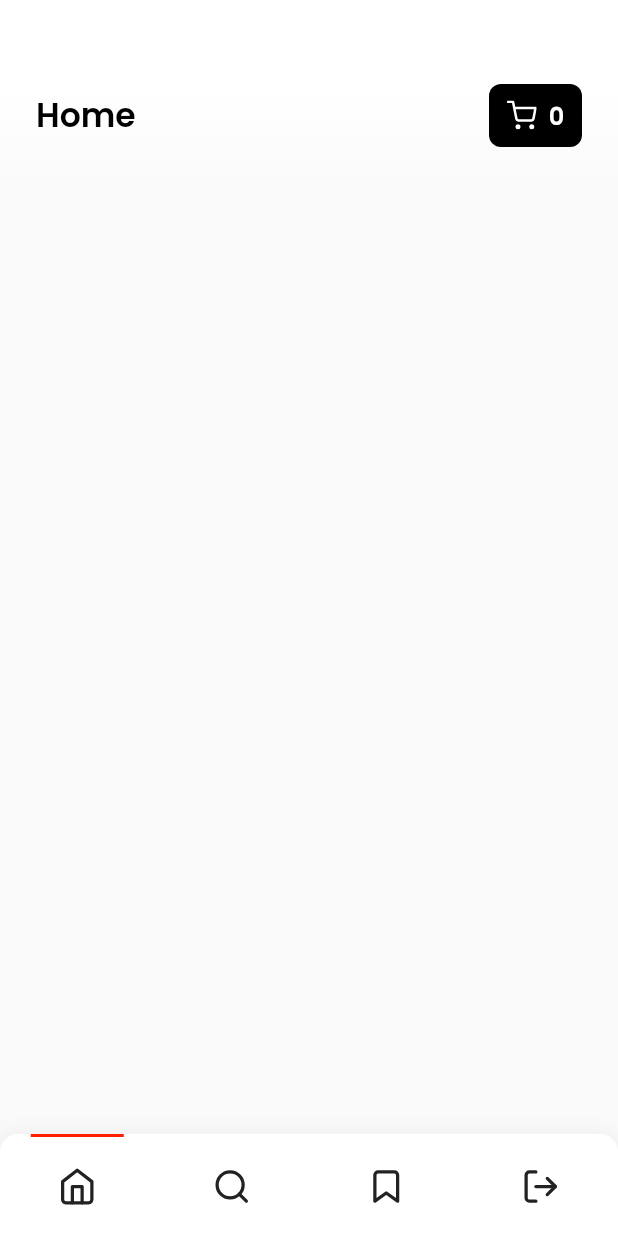
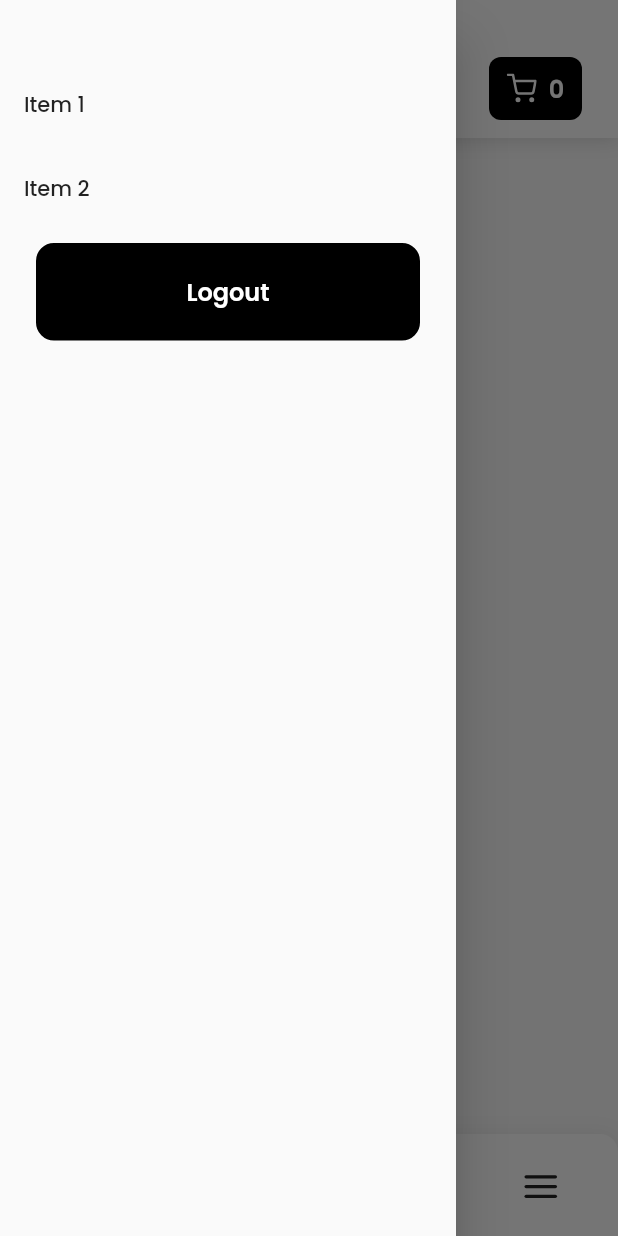
Before and after one commit to KobeForr24Codes/ecommerce-fire, a Flutter app: the screen it shows once a user with an empty profile is signed in, with the side drawer open (before the commit the screen has no drawer), on a phone screen of 412 x 824 dp. Run offline on Flutter 3.47's test engine with Material 2 defaults, Android fonts, the phone set to English and light mode, and no system bars; our stand-ins replace cloud_firestore, firebase_auth, firebase_core, flutter_feather_icons, google_fonts; accounts and stored records are empty.

Commit message:
added drawer

```diff
--- a/lib/screens/home_page.dart
+++ b/lib/screens/home_page.dart
@@ -3,6 +3,7 @@ import 'package:ecommerce_fire/tabs/home_tab.dart';
 import 'package:ecommerce_fire/tabs/saved_tab.dart';
 import 'package:ecommerce_fire/tabs/search_tab.dart';
 import 'package:ecommerce_fire/widgets/bottom_tabs.dart';
+import 'package:ecommerce_fire/widgets/menu_drawer.dart';
 import 'package:flutter/material.dart';
 import 'package:provider/provider.dart';
 
@@ -32,6 +33,7 @@ class _HomePageState extends State<HomePage> {
   Widget build(BuildContext context) {
     final user = Provider.of<User>(context);
     return Scaffold(
+      drawer: MenuDrawer(),
       body: Column(
         mainAxisAlignment: MainAxisAlignment.spaceBetween,
         children: [
--- a/lib/tabs/home_tab.dart
+++ b/lib/tabs/home_tab.dart
@@ -56,7 +56,7 @@ class _HomeTabState extends State<HomeTab> {
             },
           ),
           CustomActionBar(
-            title: "Home",
+            title: "FireCommerce",
             hasTitle: true,
             hasBackArrow: false,
           )
--- a/lib/widgets/bottom_tabs.dart
+++ b/lib/widgets/bottom_tabs.dart
@@ -1,4 +1,3 @@
-import 'package:firebase_auth/firebase_auth.dart';
 import 'package:flutter/material.dart';
 import 'package:flutter_feather_icons/flutter_feather_icons.dart';
 
@@ -57,11 +56,12 @@ class _BottomTabsState extends State<BottomTabs> {
               widget.tabPressed(2);
             },
           ),
+          // MenuDrawer()
           BottomTabBtn(
-            imagePath: FeatherIcons.logOut,
+            imagePath: FeatherIcons.menu,
             selected: _selectedTab == 3 ? true : false,
             onPressed: () {
-              FirebaseAuth.instance.signOut();
+              Scaffold.of(context).openDrawer();
             },
           ),
         ],
--- a/lib/widgets/custom_action_bar.dart
+++ b/lib/widgets/custom_action_bar.dart
@@ -43,13 +43,16 @@ class _CustomActionBarState extends State<CustomActionBar> {
 
     return Container(
       decoration: BoxDecoration(
-          gradient: _hasBackground
-              ? LinearGradient(colors: [
-                  Colors.white,
-                  Colors.white.withOpacity(0),
-                ], begin: Alignment(0, 0), end: Alignment(0, 1))
-              : null),
-      padding: EdgeInsets.fromLTRB(24.0, 56.0, 24.0, 24.0),
+        color: Colors.white,
+        boxShadow: [
+          BoxShadow(
+                color: Colors.black.withOpacity(0.15),
+                spreadRadius: 1.0,
+                blurRadius: 10.0,
+              )
+        ]
+      ),
+      padding: EdgeInsets.fromLTRB(24.0, 38.0, 24.0, 12.0),
       child: Row(
         mainAxisAlignment: MainAxisAlignment.spaceBetween,
         children: [
@@ -74,7 +77,7 @@ class _CustomActionBarState extends State<CustomActionBar> {
             ),
           if (_hasTitle)
             Text(
-              widget.title ?? "Home",
+              widget.title ?? "FireCommerce",
               style: Constants.boldHeading,
             ),
           if (_hasCartBtn)
--- /dev/null
+++ b/lib/widgets/menu_drawer.dart
@@ -0,0 +1,77 @@
+import 'package:ecommerce_fire/widgets/bottom_tabs.dart';
+import 'package:ecommerce_fire/widgets/costum_button.dart';
+import 'package:firebase_auth/firebase_auth.dart';
+import 'package:flutter/material.dart';
+import 'package:flutter_feather_icons/flutter_feather_icons.dart';
+
+class MenuDrawer extends StatelessWidget {
+  @override
+  Widget build(BuildContext context) {
+    Future<void> _showMyDialog() async {
+      return showDialog<void>(
+        context: context,
+        barrierDismissible: false, // user must tap button!
+        builder: (BuildContext context) {
+          return AlertDialog(
+            content: SingleChildScrollView(
+              child: Column(
+                mainAxisAlignment: MainAxisAlignment.spaceAround,
+                children: [
+                  Padding(
+                    padding: const EdgeInsets.only(bottom: 12.0),
+                    child: Center(
+                      child: CircularProgressIndicator(),
+                    ),
+                  ),
+                  Center(child: Text('Logging Out')),
+                ],
+              ),
+            ),
+          );
+        },
+      );
+    }
+
+    return Drawer(
+      child: Padding(
+        padding: const EdgeInsets.only(
+          top: 42.0,
+        ),
+        child: ListView(
+          shrinkWrap: true,
+          // Important: Remove any padding from the ListView.
+          padding: EdgeInsets.zero,
+          children: [
+            ListTile(
+              title: Text('Item 1'),
+              onTap: () {
+                // Update the state of the app.
+                // ...
+              },
+            ),
+            ListTile(
+              title: Text('Item 2'),
+              onTap: () {
+                // Update the state of the app.
+                // ...
+              },
+            ),
+            Flexible(
+              child: CustomBtn(
+                text: "Logout",
+                onPressed: () async {
+                  FirebaseAuth.instance.signOut();
+                  // await FirebaseAuth.instance.signOut()
+                  //   .then((value) {
+                  //     Navigator.pop(context);
+                  //   });
+
+                },
+              ),
+            ),
+          ],
+        ),
+      ),
+    );
+  }
+}
```
